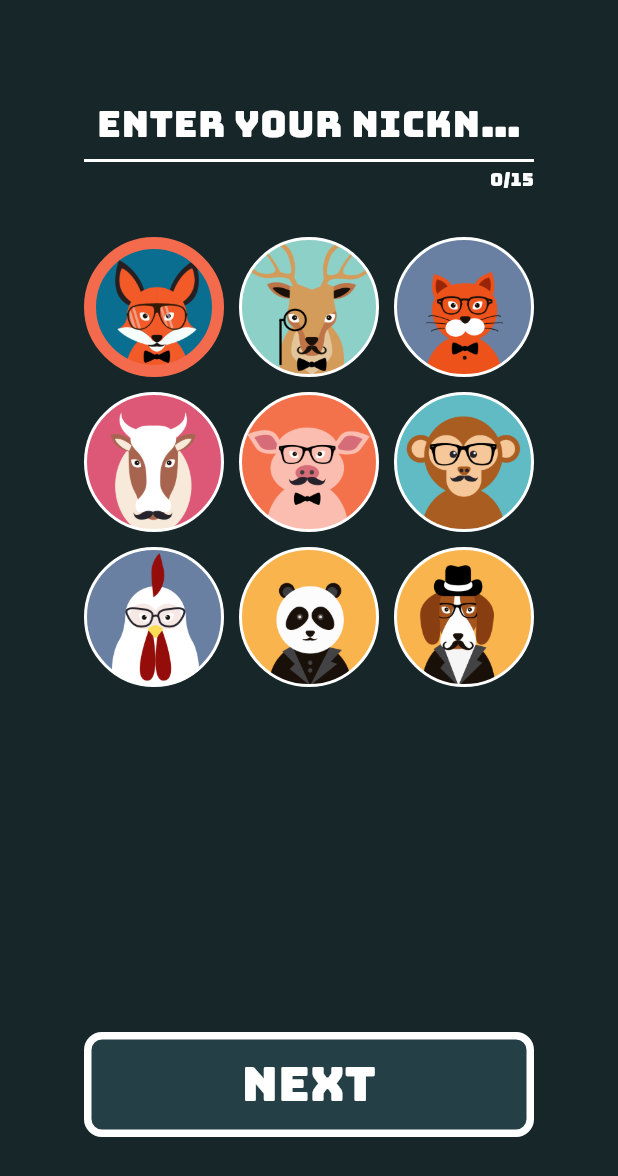
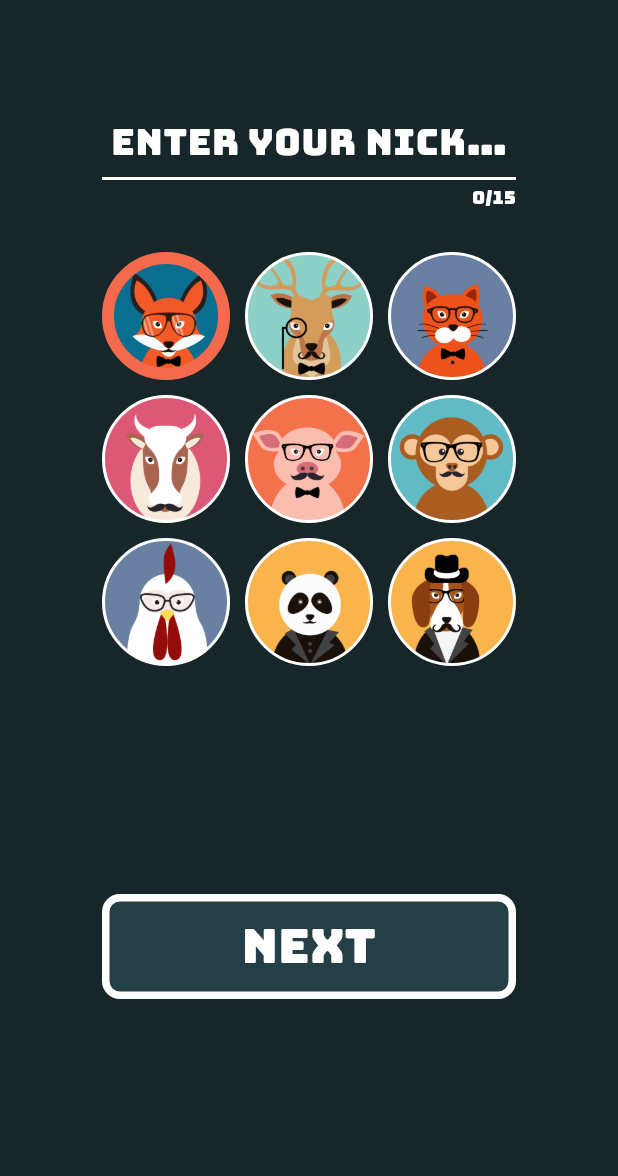
Before and after one commit to wieczorek0807/the_mind, a Flutter app: the screen it shows after launch, after a tap on "NEXT", on a phone screen of 412 x 824 dp. Shown: the top 1176 px of the screen. Run offline on Flutter 3.47's test engine with Material 2 defaults, Android fonts, the phone set to English and light mode, and no system bars; our stand-ins replace auto_route, bloc, dartz, flutter_bloc, flutter_hooks, freezed_annotation and 4 more; accounts and stored records are empty.

Commit message:
User settings screen db correced

```diff
--- a/lib/src/data/local_data_source/user_settings/user_settings_local_data_source_impl.dart
+++ b/lib/src/data/local_data_source/user_settings/user_settings_local_data_source_impl.dart
@@ -1,9 +1,11 @@
 import 'package:hive/hive.dart';
+import 'package:loggy/loggy.dart';
 import 'package:the_mind/src/core/injection/injection.dart';
 import 'package:the_mind/src/data/local_data_source/user_settings/user_settings_local_data_source.dart';
 import 'package:the_mind/src/data/models/user_settings/user_settings_model.dart';
 // ignore: depend_on_referenced_packages
 import 'package:injectable/injectable.dart';
+import 'package:loggy/loggy.dart';
 
 import '../../database/database.dart';
 
@@ -15,9 +17,8 @@ class UserSettingsLocalDataSourceImpl implements UserSettingsLocalDataSource {
     try {
       String nickname = databaseClient.getWithKey(box: DatabaseBox.userSettings, key: 'nickname');
       int avatarId = databaseClient.getWithKey(box: DatabaseBox.userSettings, key: 'avatarId');
-      print('Get UserSettingsLocalDataSourceImpl: ' + nickname + ' ' + avatarId.toString());
       return UserSettingsModel(avatarId: avatarId, nickname: nickname);
-    } catch (e, st) {
+    } catch (e) {
       return UserSettingsModel(avatarId: 0, nickname: '');
     }
   }
--- a/lib/src/data/repositories/user_settings/user_settings_repository_impl.dart
+++ b/lib/src/data/repositories/user_settings/user_settings_repository_impl.dart
@@ -15,7 +15,7 @@ class UserSettingsRepositoryImpl implements UserSettingsRepository {
 
   @override
   Future<Either<Failure, UserSettingsEntity>> getUserSettings() async {
-    final UserSettingsModel localDataSource = await _localDataSource.getSettings();
+    final UserSettingsModel localDataSource = _localDataSource.getSettings();
 
     return right(UserSettingsEntity(nickname: localDataSource.nickname, avatarId: localDataSource.avatarId));
   }
--- a/lib/src/domain/use_case/user_settings/get_user_settings_usecase.dart
+++ b/lib/src/domain/use_case/user_settings/get_user_settings_usecase.dart
@@ -12,6 +12,7 @@ class GetUserSettingsUsecase implements UseCase<UserSettingsEntity, void> {
 
   GetUserSettingsUsecase(this._userSettingsRepository);
 
+  @override
   Future<Either<Failure, UserSettingsEntity>> call([void noParams]) async => (await _userSettingsRepository.getUserSettings()).fold(
         (failure) => Left(failure),
         (r) => Right(r),
--- a/lib/src/presentation/main_menu/widgets/user_info.dart
+++ b/lib/src/presentation/main_menu/widgets/user_info.dart
@@ -15,14 +15,18 @@ class UserInfo extends StatelessWidget {
     return BlocProvider(
       create: (context) => getIt<UserSettingsCubit>()..getUserSettings(),
       child: BlocBuilder<UserSettingsCubit, UserSettingsState>(
-        builder: (BuildContext context, state) => Column(
+        builder: (BuildContext context, state) => state.map(
+          failure: (value) => const Text('failure'),
+          initial: (_) => const CircularProgressIndicator(),
+          settingsLoaded: (value) {
+            return Column(
               children: [
                 Container(
                   width: 220,
                   height: 220,
                   child: AppCircleAvatar(
                     isSellected: false,
-                avatarId: state.userSettingsEntity.avatarId,
+                    avatarId: value.userSettingsEntity.avatarId,
                     radiusCircular: 110.00,
                   ),
                   // BoxDecoration(
@@ -41,10 +45,12 @@ class UserInfo extends StatelessWidget {
                   // ),
                 ),
                 Text(
-              state.userSettingsEntity.nickname,
+                  value.userSettingsEntity.nickname,
                   style: TextStyles.headline1,
                 ),
               ],
+            );
+          },
         ),
       ),
     );
--- a/lib/src/presentation/user_settings_screen/cubit/user_settings_cubit.dart
+++ b/lib/src/presentation/user_settings_screen/cubit/user_settings_cubit.dart
@@ -13,20 +13,26 @@ class UserSettingsCubit extends Cubit<UserSettingsState> {
   final GetUserSettingsUsecase getuserSettingsUsecase;
   final SaveUserSettingsUsecase saveuserSettingsUsecase;
 
-  UserSettingsCubit(this.getuserSettingsUsecase, this.saveuserSettingsUsecase) : super(const UserSettingsState());
+  UserSettingsCubit(this.getuserSettingsUsecase, this.saveuserSettingsUsecase) : super(const UserSettingsState.initial());
 
   Future<void> getUserSettings() async {
     final result = await getuserSettingsUsecase();
-    result.fold((l) => emit(const UserSettingsState()), (r) => emit(UserSettingsState(r)));
+    result.fold((l) => emit(const UserSettingsState.failure()), (r) => emit(UserSettingsState.settingsLoaded(r)));
   }
 
   void saveUserSettings({String? username, int? avatarId}) {
-    if (username != null) saveuserSettingsUsecase(state.userSettingsEntity.copyWith(nickname: username));
-    if (avatarId != null) saveuserSettingsUsecase(state.userSettingsEntity.copyWith(avatarId: avatarId));
+    state.maybeMap(
+      orElse: () {},
+      settingsLoaded: (value) {
+        if (username != null) {
+          saveuserSettingsUsecase(value.userSettingsEntity.copyWith(nickname: username));
+        }
+
+        if (avatarId != null) {
+          saveuserSettingsUsecase(value.userSettingsEntity.copyWith(avatarId: avatarId));
+        }
+      },
+    );
     getUserSettings();
   }
-
-  bool ifNicknameIsNotEmpty() {
-    return state.userSettingsEntity.nickname.isNotEmpty;
-  }
 }
--- a/lib/src/presentation/user_settings_screen/cubit/user_settings_state.dart
+++ b/lib/src/presentation/user_settings_screen/cubit/user_settings_state.dart
@@ -2,6 +2,10 @@ part of 'user_settings_cubit.dart';
 
 @freezed
 class UserSettingsState with _$UserSettingsState {
-  const factory UserSettingsState([@Default(UserSettingsEntity(nickname: '', avatarId: 0)) UserSettingsEntity userSettingsEntity]) =
-      _UserSettingsState;
+  const factory UserSettingsState.initial() = _UserSettingsStateInitial;
+
+  const factory UserSettingsState.failure() = _UserSettingsStateFailure;
+
+  const factory UserSettingsState.settingsLoaded(
+      [@Default(UserSettingsEntity(nickname: '', avatarId: 0)) UserSettingsEntity userSettingsEntity]) = _UserSettingsStateSettingsLoaded;
 }
--- a/lib/src/presentation/user_settings_screen/page/user_settings_page.dart
+++ b/lib/src/presentation/user_settings_screen/page/user_settings_page.dart
@@ -3,6 +3,7 @@ import 'package:flutter/material.dart';
 import 'package:flutter_bloc/flutter_bloc.dart';
 import 'package:the_mind/src/core/presentation/values/values.dart';
 import 'package:the_mind/src/core/presentation/widgets/app_button.dart';
+import 'package:the_mind/src/core/presentation/widgets/app_default_screen.dart';
 import 'package:the_mind/src/presentation/user_settings_screen/cubit/user_settings_cubit.dart';
 import 'package:the_mind/src/presentation/user_settings_screen/widgets/avatars_grid_view.dart';
 import 'package:the_mind/src/presentation/user_settings_screen/widgets/nickname_field.dart';
@@ -15,42 +16,40 @@ class UserSettingsPage extends StatelessWidget {
 
   @override
   Widget build(BuildContext context) {
-    return Scaffold(
-      body: SingleChildScrollView(
-        child: Padding(
-          padding: const EdgeInsets.all(AppDimensions.d56),
-          child: BlocProvider(
-            create: (_) => getIt<UserSettingsCubit>()..getUserSettings(),
-            child: Column(
+    return AppDefaultScreen(
       children: [
-                const NicknameField(),
+        BlocProvider(
+          create: (context) => getIt<UserSettingsCubit>()..getUserSettings(),
+          child: BlocBuilder<UserSettingsCubit, UserSettingsState>(
+            builder: (context, state) {
+              return state.map(
+                initial: (_) => const CircularProgressIndicator(),
+                failure: (_) => const Text('Please re-open app'),
+                settingsLoaded: (value) {
+                  return Column(
+                    children: [
+                      NicknameField(userSettingsEntity: value.userSettingsEntity),
                       const SizedBox(
-                  height: 30,
+                        height: AppDimensions.d28,
                       ),
+                      AvatarsGridView(userSettingsEntity: value.userSettingsEntity),
                       const SizedBox(
-                  height: 500,
-                  child: Padding(
-                    padding: EdgeInsets.all(0.0),
-                    child: AvatarsGridView(),
-                  ),
-                ),
-                const SizedBox(
-                  height: 30,
+                        height: AppDimensions.d28,
                       ),
                       AppButton(
                         text: 'NEXT',
                         onPressed: () {
-                    //? Dlaczego nie działa z block provider???
-                    print(getIt<UserSettingsCubit>().ifNicknameIsNotEmpty());
-                    if (getIt<UserSettingsCubit>().ifNicknameIsNotEmpty()) context.router.navigateNamed('/mainMenu');
-                    //?Czy block się zamyka po navigowaniu do innego screena?
+                          if (value.userSettingsEntity.nickname.isNotEmpty) context.router.navigateNamed('/mainMenu');
                         },
                       ),
                     ],
+                  );
+                },
+              );
+            },
           ),
-          ),
-        ),
-      ),
+        )
+      ],
     );
   }
 }
--- a/lib/src/presentation/user_settings_screen/widgets/avatars_grid_view.dart
+++ b/lib/src/presentation/user_settings_screen/widgets/avatars_grid_view.dart
@@ -1,28 +1,25 @@
 import 'package:flutter/material.dart';
 import 'package:flutter_bloc/flutter_bloc.dart';
 import 'package:the_mind/src/core/presentation/widgets/app_circle_avatar.dart';
+import 'package:the_mind/src/domain/entities/user_settings/user_settings_entity.dart';
 import 'package:the_mind/src/presentation/user_settings_screen/cubit/user_settings_cubit.dart';
 
-import '../../../core/injection/injection.dart';
-
 class AvatarsGridView extends StatelessWidget {
-  const AvatarsGridView({super.key});
+  const AvatarsGridView({super.key, required this.userSettingsEntity});
+  final UserSettingsEntity userSettingsEntity;
 
   @override
   Widget build(BuildContext context) {
-    return BlocBuilder<UserSettingsCubit, UserSettingsState>(
-      builder: (context, userNameSettingsSate) {
-        return SizedBox(
-          width: 500,
+    return ConstrainedBox(
+      constraints: const BoxConstraints(minWidth: 200, maxWidth: 400, minHeight: 100, maxHeight: 400),
+      //? zawsze przyjmuej max height jak to zoptymalizować?
       child: GridView.builder(
         gridDelegate: const SliverGridDelegateWithFixedCrossAxisCount(crossAxisCount: 3, mainAxisSpacing: 10, crossAxisSpacing: 10),
         itemCount: 9,
         itemBuilder: (BuildContext context, int index) {
           return SizedBox(
-                width: 550,
-                height: 650,
             child: AppCircleAvatar(
-                  isSellected: userNameSettingsSate.userSettingsEntity.avatarId == index ? true : false,
+              isSellected: userSettingsEntity.avatarId == index ? true : false,
               avatarId: index,
               onTap: () => context.read<UserSettingsCubit>().saveUserSettings(avatarId: index),
             ),
@@ -30,7 +27,5 @@ class AvatarsGridView extends StatelessWidget {
         },
       ),
     );
-      },
-    );
   }
 }
--- a/lib/src/presentation/user_settings_screen/widgets/nickname_field.dart
+++ b/lib/src/presentation/user_settings_screen/widgets/nickname_field.dart
@@ -1,29 +1,25 @@
 import 'package:flutter/material.dart';
 import 'package:flutter_bloc/flutter_bloc.dart';
-import 'package:the_mind/src/core/injection/injection.dart';
 import 'package:the_mind/src/core/styles/styles.dart';
 import 'package:the_mind/src/presentation/user_settings_screen/cubit/user_settings_cubit.dart';
 
+import '../../../domain/entities/user_settings/user_settings_entity.dart';
+
 class NicknameField extends StatelessWidget {
-  const NicknameField({super.key});
+  const NicknameField({super.key, required this.userSettingsEntity});
+  final UserSettingsEntity userSettingsEntity;
 
   @override
   Widget build(BuildContext context) {
     var nicknameFieldControler = TextEditingController();
-
-    return BlocListener<UserSettingsCubit, UserSettingsState>(
-        listener: (context, state) {
-          nicknameFieldControler.text = context.read<UserSettingsCubit>().state.userSettingsEntity.nickname;
+    nicknameFieldControler.text = userSettingsEntity.nickname;
     nicknameFieldControler.selection = TextSelection.fromPosition(TextPosition(offset: nicknameFieldControler.text.length));
-        },
-        child: TextField(
+    return TextField(
       controller: nicknameFieldControler,
       maxLength: 15,
       maxLines: 1,
       textAlign: TextAlign.center,
-          onChanged: (value) {
-            if (value.isNotEmpty) context.read<UserSettingsCubit>().saveUserSettings(username: value);
-          },
+      onChanged: (value) => context.read<UserSettingsCubit>().saveUserSettings(username: value),
       onTapOutside: (_) => FocusManager.instance.primaryFocus?.unfocus(),
       decoration: const InputDecoration(
         border: AppDecorations.userNicknameInput,
@@ -31,6 +27,6 @@ class NicknameField extends StatelessWidget {
         enabledBorder: AppDecorations.userNicknameInputEnabled,
         hintText: 'Enter your nickname',
       ),
-        ));
+    );
   }
 }
```
Also changed, not shown: lib/src/presentation/user_settings_screen/cubit/user_settings_cubit.freezed.dart. Lines whose indentation alone changed are shown as unchanged.
